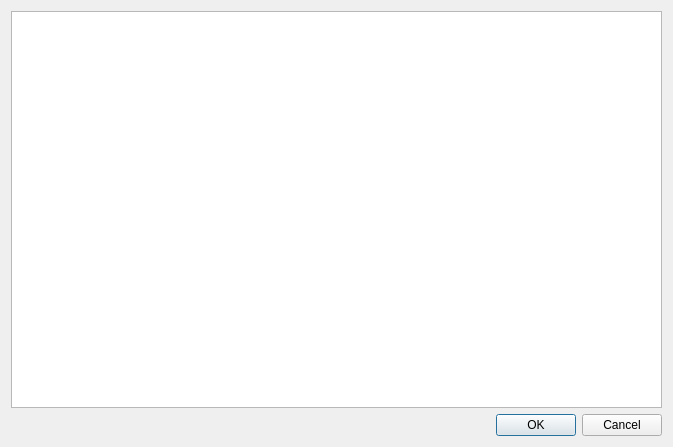
The window that ui/memory_map.ui (giwig/qtCheatMotor) describes before a commit, drawn with Qt 5.
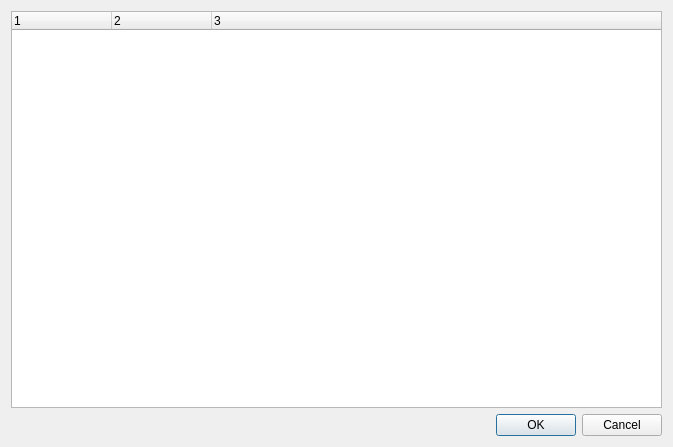
The same window after the commit.

Commit message: - dlg_memory_map.py added QTreeWidget - made map list

Diff of the .ui file:
```diff
--- a/ui/memory_map.ui
+++ b/ui/memory_map.ui
@@ -15,7 +15,26 @@
   </property>
   <layout class="QVBoxLayout" name="verticalLayout">
    <item>
-    <widget class="QListWidget" name="listWidget"/>
+    <widget class="QTreeWidget" name="treeWidget">
+     <property name="columnCount">
+      <number>3</number>
+     </property>
+     <column>
+      <property name="text">
+       <string notr="true">1</string>
+      </property>
+     </column>
+     <column>
+      <property name="text">
+       <string notr="true">2</string>
+      </property>
+     </column>
+     <column>
+      <property name="text">
+       <string notr="true">3</string>
+      </property>
+     </column>
+    </widget>
    </item>
    <item>
     <widget class="QDialogButtonBox" name="buttonBox">
```
The commit also changes 5 other files.
